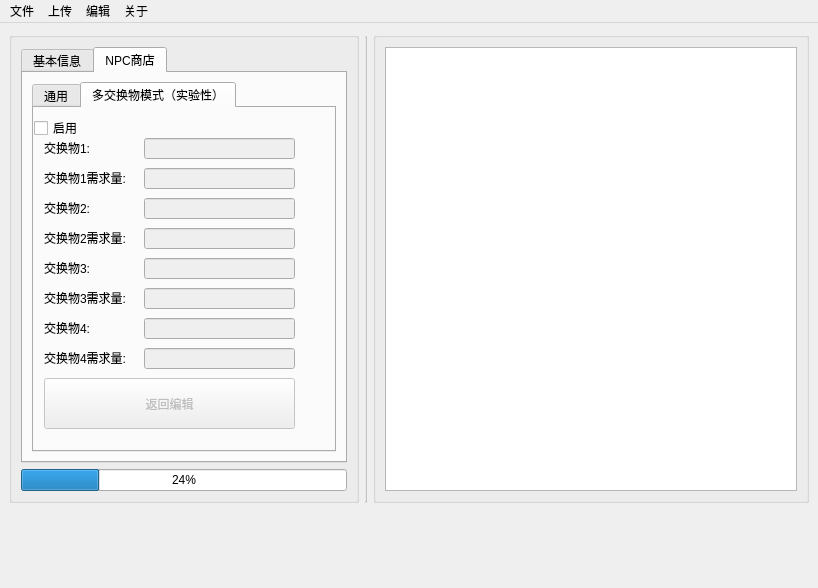
Qt form workingarea.ui (Marcus-P-114514/Genshin-Impact-BWiKi-NPC-Editor) before a commit.
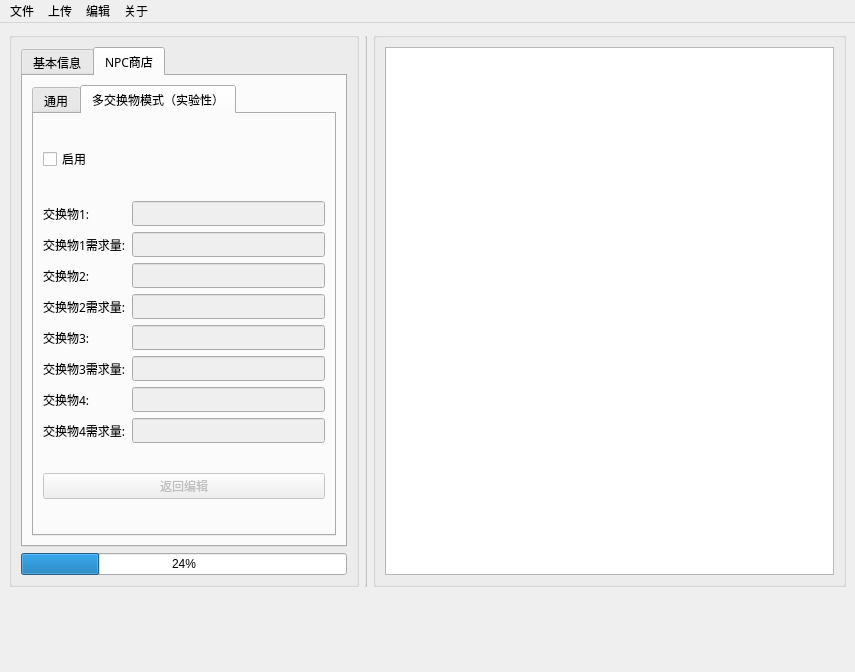
The same form after that commit. The open tabs and pages were chosen to show the change. Icons and pictures are not drawn.

Commit message: Experimental Function: Multiple Exchange

The edit to the form file:
```diff
--- a/workingarea.ui
+++ b/workingarea.ui
@@ -6,10 +6,16 @@
    <rect>
     <x>0</x>
     <y>0</y>
-    <width>818</width>
-    <height>588</height>
+    <width>855</width>
+    <height>672</height>
    </rect>
   </property>
+  <property name="sizePolicy">
+   <sizepolicy hsizetype="Minimum" vsizetype="Minimum">
+    <horstretch>0</horstretch>
+    <verstretch>0</verstretch>
+   </sizepolicy>
+  </property>
   <property name="windowTitle">
    <string>NPC图鉴编辑工具</string>
   </property>
@@ -101,6 +107,9 @@
         <layout class="QGridLayout" name="gridLayout_4">
          <item row="2" column="0">
           <widget class="QProgressBar" name="progressBar">
+           <property name="styleSheet">
+            <string notr="true">font: 25 9pt &quot;Source Han Serif SC&quot;;</string>
+           </property>
            <property name="value">
             <number>24</number>
            </property>
@@ -109,11 +118,20 @@
          <item row="1" column="0">
           <widget class="QTabWidget" name="toolbox">
            <property name="sizePolicy">
-            <sizepolicy hsizetype="Expanding" vsizetype="Expanding">
+            <sizepolicy hsizetype="MinimumExpanding" vsizetype="MinimumExpanding">
              <horstretch>0</horstretch>
              <verstretch>0</verstretch>
             </sizepolicy>
            </property>
+           <property name="font">
+            <font>
+             <family>Source Han Serif SC</family>
+             <pointsize>9</pointsize>
+             <weight>50</weight>
+             <italic>false</italic>
+             <bold>false</bold>
+            </font>
+           </property>
            <property name="styleSheet">
             <string notr="true"/>
            </property>
@@ -441,6 +459,9 @@
             <layout class="QGridLayout" name="gridLayout_8">
              <item row="0" column="0">
               <widget class="QTabWidget" name="tabWidget">
+               <property name="styleSheet">
+                <string notr="true">font: 9pt &quot;Source Han Serif SC&quot;;</string>
+               </property>
                <property name="currentIndex">
                 <number>0</number>
                </property>
@@ -623,15 +644,9 @@
                 <attribute name="title">
                  <string>多交换物模式（实验性）</string>
                 </attribute>
+                <layout class="QVBoxLayout" name="verticalLayout_3">
+                 <item>
                 <widget class="QCheckBox" name="multi_mod_support_on">
-                 <property name="geometry">
-                  <rect>
-                   <x>0</x>
-                   <y>10</y>
-                   <width>261</width>
-                   <height>20</height>
-                  </rect>
-                 </property>
                  <property name="styleSheet">
                   <string notr="true">font: 13pt &quot;Source Han Serif SC&quot;;</string>
                  </property>
@@ -639,15 +654,11 @@
                   <string>启用</string>
                  </property>
                 </widget>
+                 </item>
+                 <item>
+                  <layout class="QGridLayout" name="gridLayout_10">
+                   <item row="0" column="0">
                 <widget class="QLabel" name="label_19">
-                 <property name="geometry">
-                  <rect>
-                   <x>10</x>
-                   <y>30</y>
-                   <width>91</width>
-                   <height>20</height>
-                  </rect>
-                 </property>
                  <property name="styleSheet">
                   <string notr="true">font: 13pt &quot;Source Han Serif SC&quot;;</string>
                  </property>
@@ -655,41 +666,19 @@
                   <string>交换物1:</string>
                  </property>
                 </widget>
+                   </item>
+                   <item row="0" column="1">
                 <widget class="QLineEdit" name="multi_exchange_one_input">
                  <property name="enabled">
                   <bool>false</bool>
                  </property>
-                 <property name="geometry">
-                  <rect>
-                   <x>110</x>
-                   <y>30</y>
-                   <width>151</width>
-                   <height>21</height>
-                  </rect>
-                 </property>
-                </widget>
-                <widget class="QLineEdit" name="multi_price_one_input">
-                 <property name="enabled">
-                  <bool>false</bool>
-                 </property>
-                 <property name="geometry">
-                  <rect>
-                   <x>110</x>
-                   <y>60</y>
-                   <width>151</width>
-                   <height>21</height>
-                  </rect>
-                 </property>
-                </widget>
+                     <property name="styleSheet">
+                      <string notr="true">font: 25 9pt &quot;Source Han Serif SC&quot;;</string>
+                     </property>
+                    </widget>
+                   </item>
+                   <item row="1" column="0">
                 <widget class="QLabel" name="label_20">
-                 <property name="geometry">
-                  <rect>
-                   <x>10</x>
-                   <y>60</y>
-                   <width>91</width>
-                   <height>20</height>
-                  </rect>
-                 </property>
                  <property name="styleSheet">
                   <string notr="true">font: 13pt &quot;Source Han Serif SC&quot;;</string>
                  </property>
@@ -697,57 +686,19 @@
                   <string>交换物1需求量:</string>
                  </property>
                 </widget>
-                <widget class="QLineEdit" name="lineEdit_10">
+                   </item>
+                   <item row="1" column="1">
+                    <widget class="QLineEdit" name="multi_price_one_input">
                  <property name="enabled">
                   <bool>false</bool>
-                 </property>
-                 <property name="geometry">
-                  <rect>
-                   <x>110</x>
-                   <y>90</y>
-                   <width>151</width>
-                   <height>21</height>
-                  </rect>
-                 </property>
-                </widget>
-                <widget class="QLabel" name="label_21">
-                 <property name="geometry">
-                  <rect>
-                   <x>10</x>
-                   <y>120</y>
-                   <width>91</width>
-                   <height>20</height>
-                  </rect>
                  </property>
                  <property name="styleSheet">
-                  <string notr="true">font: 13pt &quot;Source Han Serif SC&quot;;</string>
-                 </property>
-                 <property name="text">
-                  <string>交换物2需求量:</string>
-                 </property>
-                </widget>
-                <widget class="QLineEdit" name="lineEdit_11">
-                 <property name="enabled">
-                  <bool>false</bool>
-                 </property>
-                 <property name="geometry">
-                  <rect>
-                   <x>110</x>
-                   <y>120</y>
-                   <width>151</width>
-                   <height>21</height>
-                  </rect>
-                 </property>
-                </widget>
+                      <string notr="true">font: 25 9pt &quot;Source Han Serif SC&quot;;</string>
+                     </property>
+                    </widget>
+                   </item>
+                   <item row="2" column="0">
                 <widget class="QLabel" name="label_22">
-                 <property name="geometry">
-                  <rect>
-                   <x>10</x>
-                   <y>90</y>
-                   <width>91</width>
-                   <height>20</height>
-                  </rect>
-                 </property>
                  <property name="styleSheet">
                   <string notr="true">font: 13pt &quot;Source Han Serif SC&quot;;</string>
                  </property>
@@ -755,15 +706,39 @@
                   <string>交换物2:</string>
                  </property>
                 </widget>
+                   </item>
+                   <item row="2" column="1">
+                    <widget class="QLineEdit" name="multi_exchange_two_input">
+                     <property name="enabled">
+                      <bool>false</bool>
+                     </property>
+                     <property name="styleSheet">
+                      <string notr="true">font: 25 9pt &quot;Source Han Serif SC&quot;;</string>
+                     </property>
+                    </widget>
+                   </item>
+                   <item row="3" column="0">
+                    <widget class="QLabel" name="label_21">
+                     <property name="styleSheet">
+                      <string notr="true">font: 9pt &quot;Source Han Serif SC&quot;;</string>
+                     </property>
+                     <property name="text">
+                      <string>交换物2需求量:</string>
+                     </property>
+                    </widget>
+                   </item>
+                   <item row="3" column="1">
+                    <widget class="QLineEdit" name="multi_price_two_input">
+                     <property name="enabled">
+                      <bool>false</bool>
+                     </property>
+                     <property name="styleSheet">
+                      <string notr="true">font: 25 9pt &quot;Source Han Serif SC&quot;;</string>
+                     </property>
+                    </widget>
+                   </item>
+                   <item row="4" column="0">
                 <widget class="QLabel" name="label_23">
-                 <property name="geometry">
-                  <rect>
-                   <x>10</x>
-                   <y>150</y>
-                   <width>91</width>
-                   <height>20</height>
-                  </rect>
-                 </property>
                  <property name="styleSheet">
                   <string notr="true">font: 13pt &quot;Source Han Serif SC&quot;;</string>
                  </property>
@@ -771,41 +746,19 @@
                   <string>交换物3:</string>
                  </property>
                 </widget>
-                <widget class="QLineEdit" name="lineEdit_12">
+                   </item>
+                   <item row="4" column="1">
+                    <widget class="QLineEdit" name="multi_exchange_three_input">
                  <property name="enabled">
                   <bool>false</bool>
                  </property>
-                 <property name="geometry">
-                  <rect>
-                   <x>110</x>
-                   <y>150</y>
-                   <width>151</width>
-                   <height>21</height>
-                  </rect>
-                 </property>
-                </widget>
-                <widget class="QLineEdit" name="lineEdit_13">
-                 <property name="enabled">
-                  <bool>false</bool>
-                 </property>
-                 <property name="geometry">
-                  <rect>
-                   <x>110</x>
-                   <y>180</y>
-                   <width>151</width>
-                   <height>21</height>
-                  </rect>
-                 </property>
-                </widget>
+                     <property name="styleSheet">
+                      <string notr="true">font: 25 9pt &quot;Source Han Serif SC&quot;;</string>
+                     </property>
+                    </widget>
+                   </item>
+                   <item row="5" column="0">
                 <widget class="QLabel" name="label_24">
-                 <property name="geometry">
-                  <rect>
-                   <x>10</x>
-                   <y>180</y>
-                   <width>91</width>
-                   <height>20</height>
-                  </rect>
-                 </property>
                  <property name="styleSheet">
                   <string notr="true">font: 13pt &quot;Source Han Serif SC&quot;;</string>
                  </property>
@@ -813,57 +766,19 @@
                   <string>交换物3需求量:</string>
                  </property>
                 </widget>
-                <widget class="QLabel" name="label_25">
-                 <property name="geometry">
-                  <rect>
-                   <x>10</x>
-                   <y>240</y>
-                   <width>91</width>
-                   <height>20</height>
-                  </rect>
+                   </item>
+                   <item row="5" column="1">
+                    <widget class="QLineEdit" name="multi_price_three_input">
+                     <property name="enabled">
+                      <bool>false</bool>
                  </property>
                  <property name="styleSheet">
-                  <string notr="true">font: 13pt &quot;Source Han Serif SC&quot;;</string>
-                 </property>
-                 <property name="text">
-                  <string>交换物4需求量:</string>
-                 </property>
-                </widget>
-                <widget class="QLineEdit" name="lineEdit_14">
-                 <property name="enabled">
-                  <bool>false</bool>
-                 </property>
-                 <property name="geometry">
-                  <rect>
-                   <x>110</x>
-                   <y>240</y>
-                   <width>151</width>
-                   <height>21</height>
-                  </rect>
-                 </property>
-                </widget>
-                <widget class="QLineEdit" name="lineEdit_15">
-                 <property name="enabled">
-                  <bool>false</bool>
-                 </property>
-                 <property name="geometry">
-                  <rect>
-                   <x>110</x>
-                   <y>210</y>
-                   <width>151</width>
-                   <height>21</height>
-                  </rect>
-                 </property>
-                </widget>
+                      <string notr="true">font: 25 9pt &quot;Source Han Serif SC&quot;;</string>
+                     </property>
+                    </widget>
+                   </item>
+                   <item row="6" column="0">
                 <widget class="QLabel" name="label_26">
-                 <property name="geometry">
-                  <rect>
-                   <x>10</x>
-                   <y>210</y>
-                   <width>91</width>
-                   <height>20</height>
-                  </rect>
-                 </property>
                  <property name="styleSheet">
                   <string notr="true">font: 13pt &quot;Source Han Serif SC&quot;;</string>
                  </property>
@@ -871,18 +786,44 @@
                   <string>交换物4:</string>
                  </property>
                 </widget>
+                   </item>
+                   <item row="6" column="1">
+                    <widget class="QLineEdit" name="multi_exchange_four_input">
+                     <property name="enabled">
+                      <bool>false</bool>
+                     </property>
+                     <property name="styleSheet">
+                      <string notr="true">font: 25 9pt &quot;Source Han Serif SC&quot;;</string>
+                     </property>
+                    </widget>
+                   </item>
+                   <item row="7" column="0">
+                    <widget class="QLabel" name="label_25">
+                     <property name="styleSheet">
+                      <string notr="true">font: 9pt &quot;Source Han Serif SC&quot;;</string>
+                     </property>
+                     <property name="text">
+                      <string>交换物4需求量:</string>
+                     </property>
+                    </widget>
+                   </item>
+                   <item row="7" column="1">
+                    <widget class="QLineEdit" name="multi_price_four_input">
+                     <property name="enabled">
+                      <bool>false</bool>
+                     </property>
+                     <property name="styleSheet">
+                      <string notr="true">font: 25 9pt &quot;Source Han Serif SC&quot;;</string>
+                     </property>
+                    </widget>
+                   </item>
+                  </layout>
+                 </item>
+                 <item>
                 <widget class="QPushButton" name="pushButton_3">
                  <property name="enabled">
                   <bool>false</bool>
                  </property>
-                 <property name="geometry">
-                  <rect>
-                   <x>10</x>
-                   <y>270</y>
-                   <width>251</width>
-                   <height>51</height>
-                  </rect>
-                 </property>
                  <property name="styleSheet">
                   <string notr="true">font: 13pt &quot;Source Han Serif SC&quot;;</string>
                  </property>
@@ -890,6 +831,8 @@
                   <string>返回编辑</string>
                  </property>
                 </widget>
+                 </item>
+                </layout>
                </widget>
               </widget>
              </item>
@@ -931,8 +874,8 @@
     <rect>
      <x>0</x>
      <y>0</y>
-     <width>818</width>
-     <height>22</height>
+     <width>855</width>
+     <height>25</height>
     </rect>
    </property>
    <widget class="QMenu" name="menu">
```
Left out of the diff: 154 changed lines with no effect on the pictures. Lines whose indentation alone changed are shown as unchanged. The commit also changes 2 other files.
